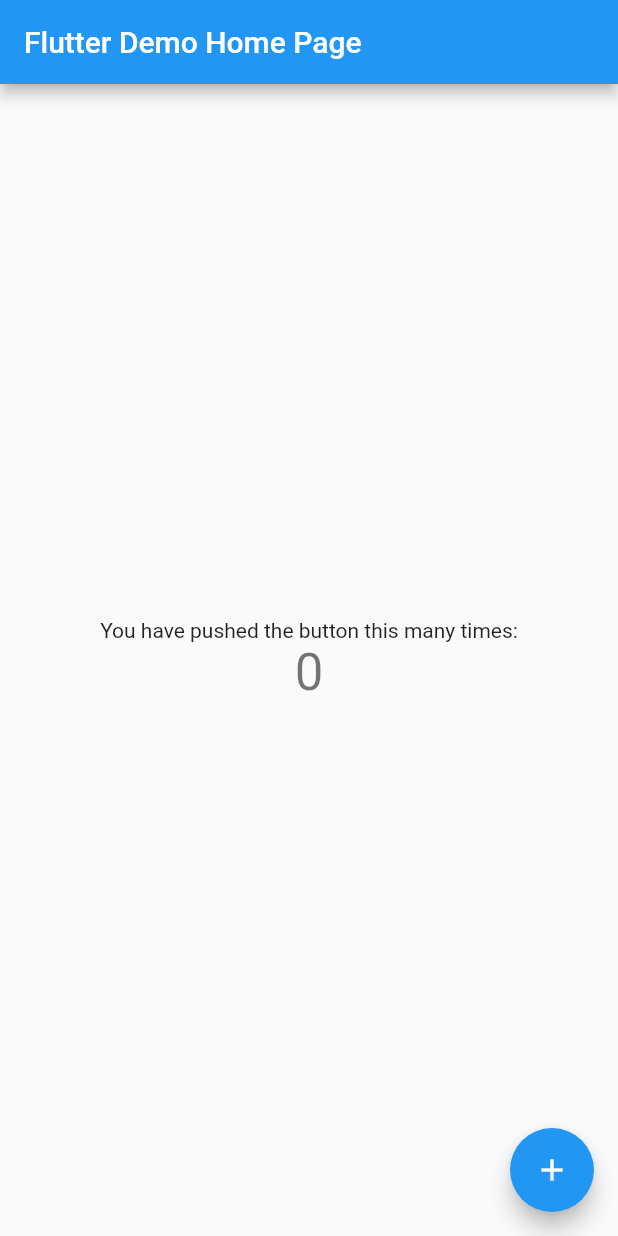
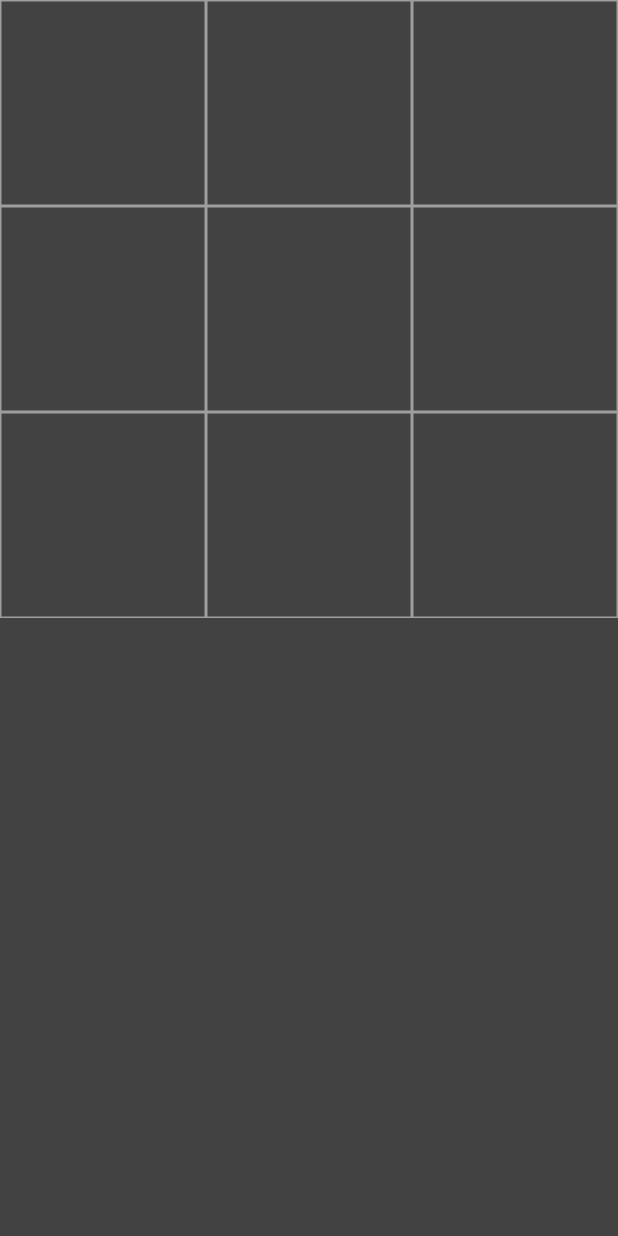
Before and after one commit to KrishnanN27/TIC-TAC-TOE, a Flutter app: the screen it shows after launch, on a phone screen of 412 x 824 dp. Run offline on Flutter 3.47's test engine with Material 2 defaults, Android fonts, the phone set to English and light mode, and no system bars.

Commit message:
Added logic to the game and displaying winner of the game

```diff
--- a/lib/main.dart
+++ b/lib/main.dart
@@ -5,67 +5,130 @@ void main() {
 }
 
 class MyApp extends StatelessWidget {
-  const MyApp({super.key});
+  const MyApp({Key? key}) : super(key: key);
 
   @override
   Widget build(BuildContext context) {
     return MaterialApp(
-      title: 'Flutter Demo',
-      theme: ThemeData(
-
-        primarySwatch: Colors.blue,
-      ),
-      home: const MyHomePage(title: 'Flutter Demo Home Page'),
+      debugShowCheckedModeBanner: false,
+      home: HomePage(),
     );
   }
 }
 
-class MyHomePage extends StatefulWidget {
-  const MyHomePage({super.key, required this.title});
-
-
-
-  final String title;
+class HomePage extends StatefulWidget {
+  const HomePage({Key? key}) : super(key: key);
 
   @override
-  State<MyHomePage> createState() => _MyHomePageState();
+  State<HomePage> createState() => _HomePageState();
 }
 
-class _MyHomePageState extends State<MyHomePage> {
-  int _counter = 0;
-
-  void _incrementCounter() {
-    setState(() {
-      _counter++;
-    });
-  }
+class _HomePageState extends State<HomePage> {
+  bool onTurn = true;
+  List displayEx0h = [
+    '',
+    '',
+    '',
+    '',
+    '',
+    '',
+    '',
+    '',
+    '',
+  ];
 
   @override
   Widget build(BuildContext context) {
     return Scaffold(
-      appBar: AppBar(
-
-        title: Text(widget.title),
-      ),
-      body: Center(
-        child: Column(
-          mainAxisAlignment: MainAxisAlignment.center,
-          children: <Widget>[
-            const Text(
-              'You have pushed the button this many times:',
-            ),
-            Text(
-              '$_counter',
-              style: Theme.of(context).textTheme.headline4,
-            ),
-          ],
-        ),
-      ),
-      floatingActionButton: FloatingActionButton(
-        onPressed: _incrementCounter,
-        tooltip: 'Increment',
-        child: const Icon(Icons.add),
-      ), // This trailing comma makes auto-formatting nicer for build methods.
+      backgroundColor: Colors.grey[800],
+      body: GridView.builder(
+          itemCount: 9,
+          gridDelegate:
+              SliverGridDelegateWithFixedCrossAxisCount(crossAxisCount: 3),
+          itemBuilder: (BuildContext context, int index) {
+            return GestureDetector(
+              onTap: () {
+                _tapped(index);
+              },
+              child: Container(
+                decoration:
+                    BoxDecoration(border: Border.all(color: Colors.grey)),
+                child: Center(
+                  child: Text(
+                    displayEx0h[index],
+                    style: TextStyle(color: Colors.white, fontSize: 40),
+                  ),
+                ),
+              ),
+            );
+          }),
     );
   }
+
+  void _tapped(int index) {
+    setState(() {
+      if (onTurn) {
+        displayEx0h[index] = 'o';
+      } else {
+        displayEx0h[index] = 'x';
+      }
+      onTurn = !onTurn;
+      _checkWinner();
+    });
+  }
+
+  void _checkWinner() {
+
+    //check first row
+    if (displayEx0h[0] == displayEx0h[1] &&
+        displayEx0h[0] == displayEx0h[2] &&
+        displayEx0h[0] != '') {
+      _showWinDialog(displayEx0h[0]);
+    }
+    else if (displayEx0h[3] == displayEx0h[4] &&
+        displayEx0h[3] == displayEx0h[5] &&
+        displayEx0h[3] != '') {
+      _showWinDialog(displayEx0h[3]);
+    }
+    else if (displayEx0h[6] == displayEx0h[7] &&
+        displayEx0h[6] == displayEx0h[8] &&
+        displayEx0h[6] != '') {
+      _showWinDialog(displayEx0h[6]);
+    }
+    else if (displayEx0h[0] == displayEx0h[3] &&
+        displayEx0h[0] == displayEx0h[6] &&
+        displayEx0h[0] != '') {
+      _showWinDialog(displayEx0h[0]);
+    }
+    else if (displayEx0h[1] == displayEx0h[4] &&
+        displayEx0h[1] == displayEx0h[7] &&
+        displayEx0h[1] != '') {
+      _showWinDialog(displayEx0h[1]);
+    }
+    else if (displayEx0h[2] == displayEx0h[5] &&
+        displayEx0h[2] == displayEx0h[8] &&
+        displayEx0h[2] != '') {
+      _showWinDialog(displayEx0h[2]);
+    }
+    else if (displayEx0h[6] == displayEx0h[4] &&
+        displayEx0h[6] == displayEx0h[2] &&
+        displayEx0h[6] != '') {
+      _showWinDialog(displayEx0h[6]);
+    }
+    else if (displayEx0h[0] == displayEx0h[4] &&
+        displayEx0h[0] == displayEx0h[8] &&
+        displayEx0h[0] != '') {
+      _showWinDialog(displayEx0h[0]);
+    }
+  }
+
+  void _showWinDialog(String winner) {
+
+    showDialog(context: context, builder: (BuildContext context){
+      return AlertDialog(
+        title: Text('Winner is : ' + winner),
+      );
+    });
+
+  }
 }
--- a/pubspec.yaml
+++ b/pubspec.yaml
@@ -31,6 +31,8 @@ environment:
 dependencies:
   flutter:
     sdk: flutter
+  google_fonts: ^3.0.1
+  avatar_glow: ^2.0.2
 
 
   # The following adds the Cupertino Icons font to your application.
@@ -60,8 +62,8 @@ flutter:
   uses-material-design: true
 
   # To add assets to your application, add an assets section, like this:
-  # assets:
-  #   - images/a_dot_burr.jpeg
+  assets:
+    - lib/images/
   #   - images/a_dot_ham.jpeg
 
   # An image asset can refer to one or more resolution-specific "variants", see
```
Also changed, not shown: lib/images/tictactoe.png (added), pubspec.lock.
